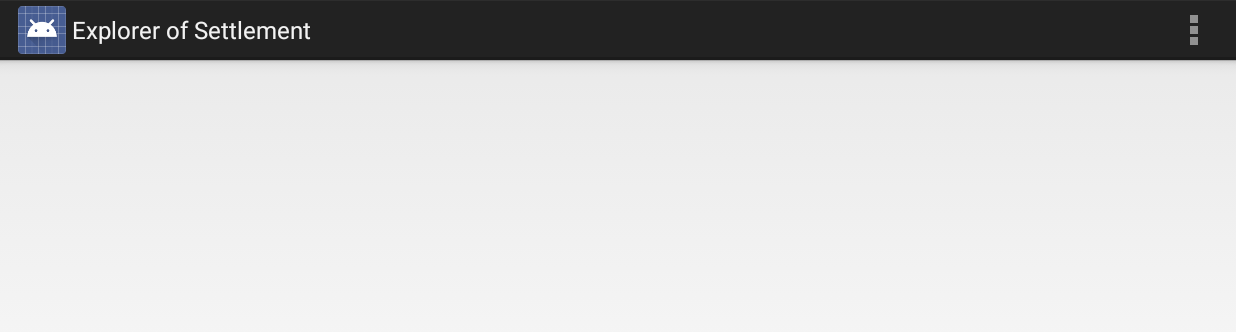
After one commit to bunkatukun/eos, an Android app: the ExploreActivity screen opened directly, with no data from a screen before it, on a phone screen of 824 x 412 dp (held sideways). The commit adds this screen. Shown: the top 332 px of the screen. Run offline under Robolectric (Android 15) with nearby library versions, the phone set to English and light mode, and no system bars.

Commit message:
[add]探索画面の追加
[clean]探索画面メニューの文言を共通リソース使用するよう変更

[clean]英語版の文言リソースを共通化対応

```diff
--- a/app/src/main/AndroidManifest.xml
+++ b/app/src/main/AndroidManifest.xml
@@ -36,6 +36,11 @@
                   android:screenOrientation="landscape" >
             <!-- TODO 必要ならフィルタを追加 -->
         </activity>
+        <activity android:name=".field.explore.ExploreActivity"
+                  android:label="@string/app_name"
+                  android:screenOrientation="landscape" >
+            <!-- TODO 必要ならフィルタを追加 -->
+        </activity>
         <activity android:name=".debug.DebugActivity"
                   android:label="@string/app_name"
                   android:screenOrientation="landscape" >
--- a/app/src/main/java/jp/bunkatusoft/explorersofsettlement/debug/DebugMenu.java
+++ b/app/src/main/java/jp/bunkatusoft/explorersofsettlement/debug/DebugMenu.java
@@ -6,7 +6,9 @@ package jp.bunkatusoft.explorersofsettlement.debug;
 public enum DebugMenu {
     START_SETTLEMENT("start_settlement", "Start Settlement Test"),
     START_WORLD_MAP("start_world_map", "Start World Map Test"),
+	START_EXPLORE("start_Explore", "Start Explore"),
     START_TEST_MAP("start_test_map", "Start Test Map");
+
 
     private String text;
     private String tag;
--- /dev/null
+++ b/app/src/main/res/menu/explore_activity.xml
@@ -0,0 +1,20 @@
+<?xml version="1.0" encoding="utf-8"?>
+<menu xmlns:android="http://schemas.android.com/apk/res/android">
+    <!-- TODO 作成済みアイコンを追加して指定 -->
+    <item
+        android:id="@+id/menu_explore_load"
+        android:icon="@android:drawable/ic_menu_save"
+        android:title="@string/menu_load"/>
+    <item
+        android:id="@+id/menu_explore_save"
+        android:icon="@android:drawable/ic_menu_save"
+        android:title="@string/menu_save"/>
+    <item
+        android:id="@+id/menu_explore_setting"
+        android:icon="@android:drawable/ic_menu_info_details"
+        android:title="@string/menu_setting"/>
+    <item
+        android:id="@+id/menu_explore_return_title"
+        android:icon="@android:drawable/ic_menu_revert"
+        android:title="@string/menu_return_title"/>
+</menu>
```
Also changed, not shown: app/src/main/java/jp/bunkatusoft/explorersofsettlement/debug/DebugActivity.java (+15 -1 lines), app/src/main/java/jp/bunkatusoft/explorersofsettlement/field/explore/ExploreActivity.java (added, +112 -0 lines).
